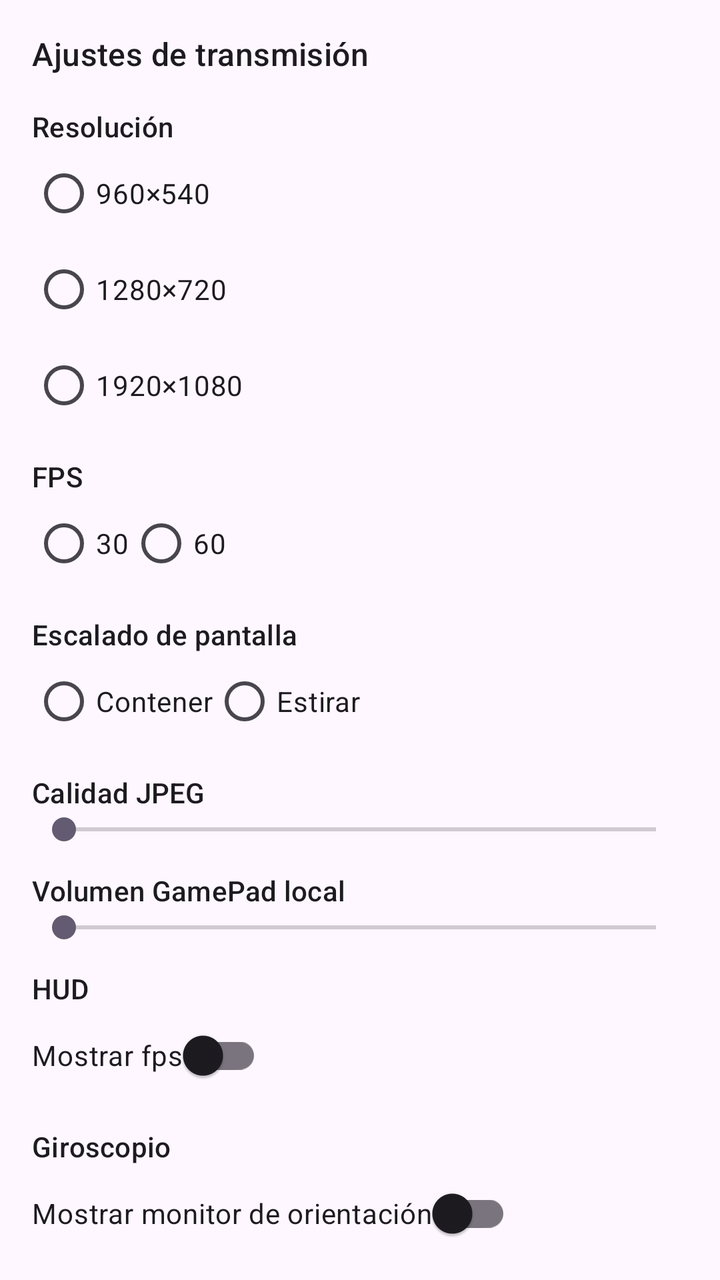
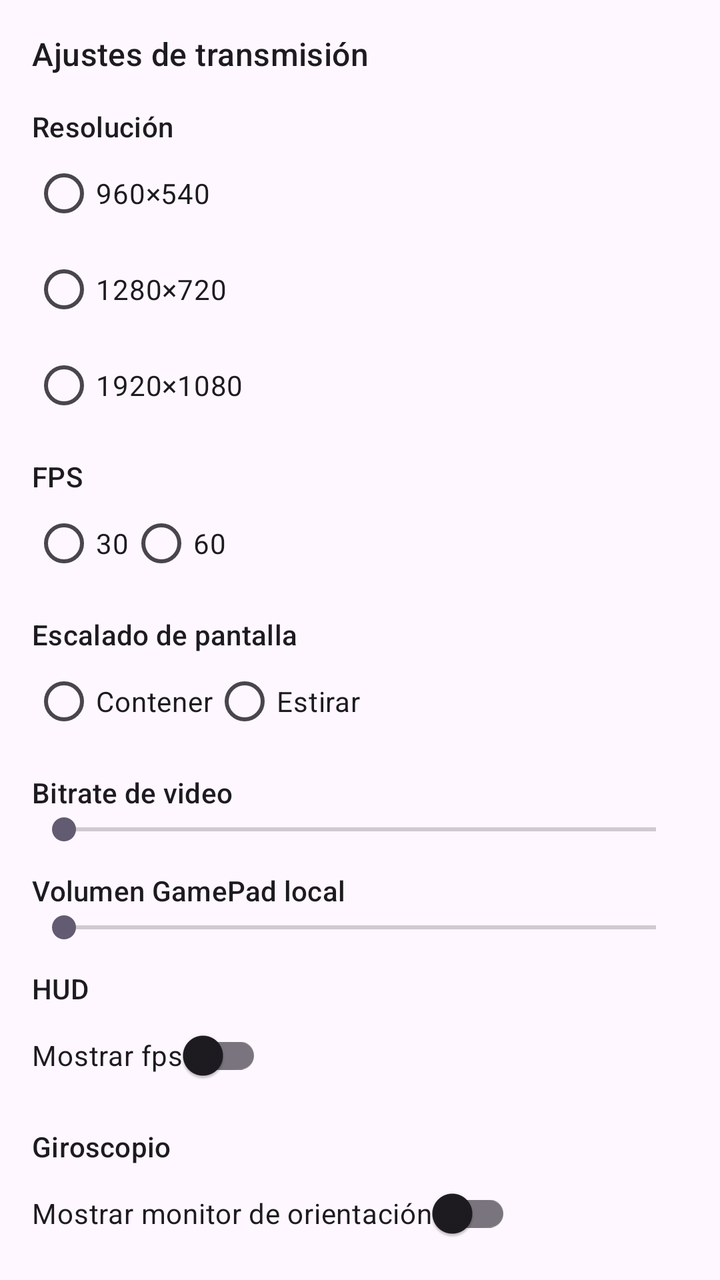

Screens rendered from an Android XML layout before and after an edit, with the pre-edit source and the edit as a unified diff.
<!-- AndroidManifest.xml: application theme Theme.Twinpad -->
<!-- res/layout/drawer_settings.xml -->
<?xml version="1.0" encoding="utf-8"?>
<androidx.core.widget.NestedScrollView xmlns:android="http://schemas.android.com/apk/res/android"
    android:id="@+id/drawer_scroll"
    android:layout_width="match_parent"
    android:layout_height="match_parent"
    android:fillViewport="true"
    android:overScrollMode="ifContentScrolls">

    <LinearLayout
        android:id="@+id/drawer_content"
        android:layout_width="match_parent"
        android:layout_height="wrap_content"
        android:orientation="vertical"
        android:padding="16dp">

        <TextView
            android:layout_width="wrap_content"
            android:layout_height="wrap_content"
            android:text="@string/settings_title"
            android:textAppearance="?attr/textAppearanceTitleMedium" />

        <TextView
            android:layout_width="wrap_content"
            android:layout_height="wrap_content"
            android:layout_marginTop="16dp"
            android:text="@string/settings_resolution"
            android:textAppearance="?attr/textAppearanceLabelLarge" />

        <RadioGroup
            android:id="@+id/resolution_group"
            android:layout_width="wrap_content"
            android:layout_height="wrap_content"
            android:orientation="vertical">

            <RadioButton
                android:id="@+id/resolution_960x540"
                android:layout_width="wrap_content"
                android:layout_height="wrap_content"
                android:text="960×540" />

            <RadioButton
                android:id="@+id/resolution_1280x720"
                android:layout_width="wrap_content"
                android:layout_height="wrap_content"
                android:text="1280×720" />

            <RadioButton
                android:id="@+id/resolution_1920x1080"
                android:layout_width="wrap_content"
                android:layout_height="wrap_content"
                android:text="1920×1080" />
        </RadioGroup>

        <TextView
            android:layout_width="wrap_content"
            android:layout_height="wrap_content"
            android:layout_marginTop="12dp"
            android:text="@string/settings_fps"
            android:textAppearance="?attr/textAppearanceLabelLarge" />

        <RadioGroup
            android:id="@+id/fps_group"
            android:layout_width="wrap_content"
            android:layout_height="wrap_content"
            android:orientation="horizontal">

            <RadioButton
                android:id="@+id/fps_30"
                android:layout_width="wrap_content"
                android:layout_height="wrap_content"
                android:text="30" />

            <RadioButton
                android:id="@+id/fps_60"
                android:layout_width="wrap_content"
                android:layout_height="wrap_content"
                android:text="60" />
        </RadioGroup>

        <TextView
            android:layout_width="wrap_content"
            android:layout_height="wrap_content"
            android:layout_marginTop="12dp"
            android:text="@string/settings_scale"
            android:textAppearance="?attr/textAppearanceLabelLarge" />

        <RadioGroup
            android:id="@+id/scale_group"
            android:layout_width="wrap_content"
            android:layout_height="wrap_content"
            android:orientation="horizontal">

            <RadioButton
                android:id="@+id/scale_contain"
                android:layout_width="wrap_content"
                android:layout_height="wrap_content"
                android:text="@string/settings_scale_contain" />

            <RadioButton
                android:id="@+id/scale_expand"
                android:layout_width="wrap_content"
                android:layout_height="wrap_content"
                android:text="@string/settings_scale_expand" />
        </RadioGroup>

        <TextView
            android:layout_width="wrap_content"
            android:layout_height="wrap_content"
            android:layout_marginTop="12dp"
            android:text="@string/settings_quality"
            android:textAppearance="?attr/textAppearanceLabelLarge" />

        <SeekBar
            android:id="@+id/jpeg_quality_seek"
            android:layout_width="match_parent"
            android:layout_height="wrap_content"
            android:max="100" />

        <TextView
            android:layout_width="wrap_content"
            android:layout_height="wrap_content"
            android:layout_marginTop="12dp"
            android:text="@string/settings_audio"
            android:textAppearance="?attr/textAppearanceLabelLarge" />

        <SeekBar
            android:id="@+id/audio_volume_seek"
            android:layout_width="match_parent"
            android:layout_height="wrap_content"
            android:max="100" />

        <TextView
            android:layout_width="wrap_content"
            android:layout_height="wrap_content"
            android:layout_marginTop="12dp"
            android:text="@string/settings_hud"
            android:textAppearance="?attr/textAppearanceLabelLarge" />

        <com.google.android.material.switchmaterial.SwitchMaterial
            android:id="@+id/switch_show_fps"
            android:layout_width="wrap_content"
            android:layout_height="wrap_content"
            android:text="@string/settings_show_fps" />

        <TextView
            android:layout_width="wrap_content"
            android:layout_height="wrap_content"
            android:layout_marginTop="12dp"
            android:text="@string/settings_gyro"
            android:textAppearance="?attr/textAppearanceLabelLarge" />

        <com.google.android.material.switchmaterial.SwitchMaterial
            android:id="@+id/switch_show_gyro_monitor"
            android:layout_width="wrap_content"
            android:layout_height="wrap_content"
            android:text="@string/settings_show_gyro_monitor" />

        <TextView
            android:layout_width="wrap_content"
            android:layout_height="wrap_content"
            android:layout_marginTop="12dp"
            android:text="@string/settings_controls"
            android:textAppearance="?attr/textAppearanceLabelLarge" />

        <com.google.android.material.switchmaterial.SwitchMaterial
            android:id="@+id/switch_show_controls"
            android:layout_width="wrap_content"
            android:layout_height="wrap_content"
            android:text="@string/settings_show_controls" />

        <Button
            android:id="@+id/btn_close_drawer"
            android:layout_width="match_parent"
            android:layout_height="wrap_content"
            android:text="@string/settings_close" />

    </LinearLayout>
</androidx.core.widget.NestedScrollView>
<!-- resources referenced by this layout -->
<resources>
  <string name="settings_audio">Volumen GamePad local</string>
  <string name="settings_close">Cerrar</string>
  <string name="settings_controls">Controles</string>
  <string name="settings_fps">FPS</string>
  <string name="settings_gyro">Giroscopio</string>
  <string name="settings_hud">HUD</string>
  <string name="settings_quality">Calidad JPEG</string>
  <string name="settings_resolution">Resolución</string>
  <string name="settings_scale">Escalado de pantalla</string>
  <string name="settings_scale_contain">Contener</string>
  <string name="settings_scale_expand">Estirar</string>
  <string name="settings_show_controls">Mostrar botones</string>
  <string name="settings_show_fps">Mostrar fps</string>
  <string name="settings_show_gyro_monitor">Mostrar monitor de orientación</string>
  <string name="settings_title">Ajustes de transmisión</string>
  <style name="Theme.Twinpad" parent="Theme.Material3.DayNight.NoActionBar">
          <item name="android:statusBarColor">@android:color/black</item>
      </style>
</resources>

<!-- the commit's change to res/layout/drawer_settings.xml (unified diff, before → after) -->
@@ -107,14 +107,14 @@
             android:layout_width="wrap_content"
             android:layout_height="wrap_content"
             android:layout_marginTop="12dp"
-            android:text="@string/settings_quality"
+            android:text="@string/settings_bitrate"
             android:textAppearance="?attr/textAppearanceLabelLarge" />
 
         <SeekBar
-            android:id="@+id/jpeg_quality_seek"
+            android:id="@+id/bitrate_seek"
             android:layout_width="match_parent"
             android:layout_height="wrap_content"
-            android:max="100" />
+            android:max="29000" />
 
         <TextView
             android:layout_width="wrap_content"
<!-- resource entries referenced after the edit -->
@@ -1,12 +1,12 @@
 <!-- resources referenced by this layout -->
 <resources>
   <string name="settings_audio">Volumen GamePad local</string>
+  <string name="settings_bitrate">Bitrate de video</string>
   <string name="settings_close">Cerrar</string>
   <string name="settings_controls">Controles</string>
   <string name="settings_fps">FPS</string>
   <string name="settings_gyro">Giroscopio</string>
   <string name="settings_hud">HUD</string>
-  <string name="settings_quality">Calidad JPEG</string>
   <string name="settings_resolution">Resolución</string>
   <string name="settings_scale">Escalado de pantalla</string>
   <string name="settings_scale_contain">Contener</string>
